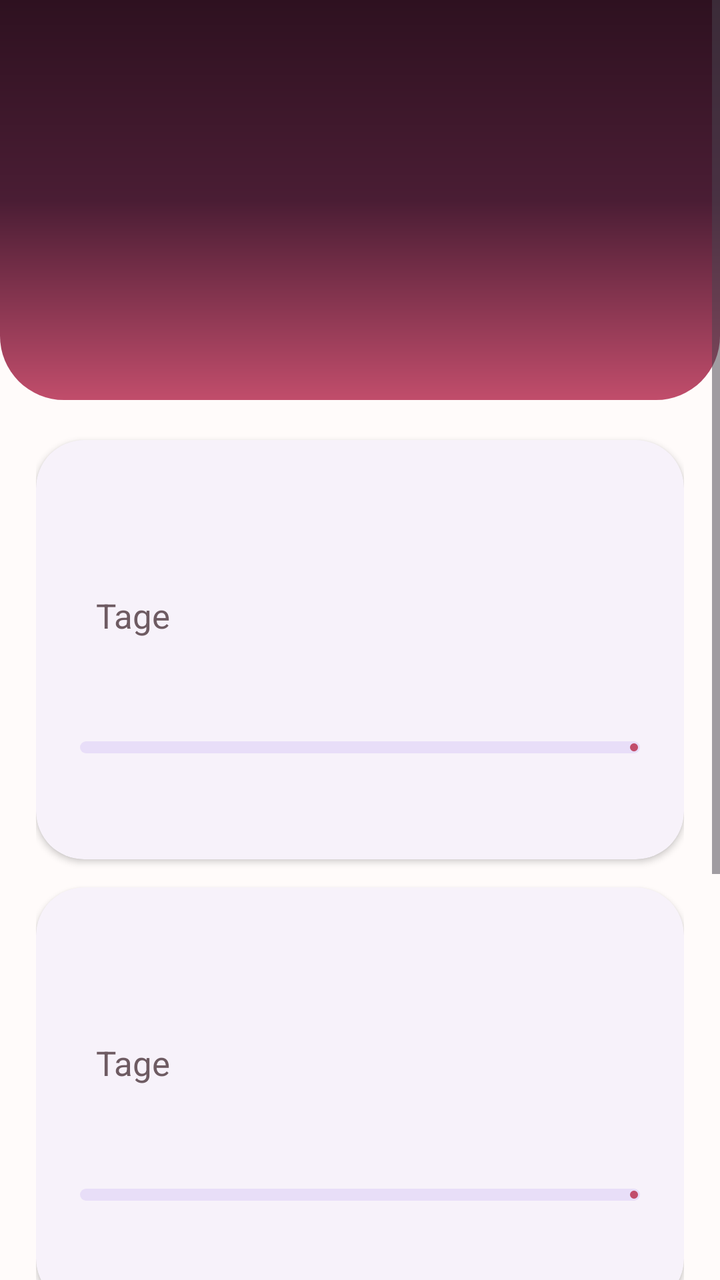
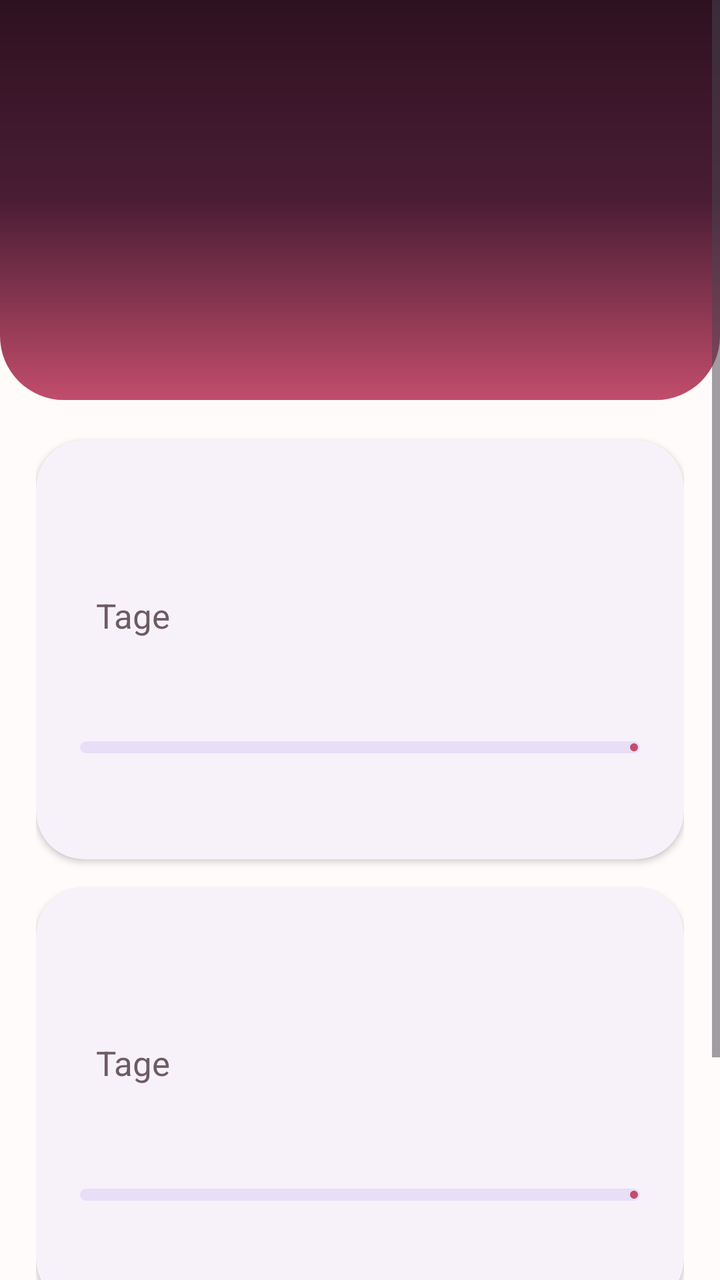

Before-and-after screenshots of an Android layout around one commit, followed by the original layout XML and the change that was made.
<!-- AndroidManifest.xml: application theme Theme.UnsereTage -->
<!-- res/layout/activity_main.xml -->
<?xml version="1.0" encoding="utf-8"?>
<FrameLayout xmlns:android="http://schemas.android.com/apk/res/android"
    xmlns:app="http://schemas.android.com/apk/res-auto"
    android:layout_width="match_parent"
    android:layout_height="match_parent">

    <ImageView
        android:id="@+id/ivBackgroundPhoto"
        android:layout_width="match_parent"
        android:layout_height="match_parent"
        android:scaleType="centerCrop"
        android:visibility="gone"
        android:contentDescription="Hintergrundfoto" />

    <View
        android:id="@+id/vBackgroundScrim"
        android:layout_width="match_parent"
        android:layout_height="match_parent"
        android:background="@drawable/bg_photo_scrim"
        android:visibility="gone" />

    <ScrollView
        android:layout_width="match_parent"
        android:layout_height="match_parent"
        android:clipToPadding="false"
        android:fillViewport="true">

        <LinearLayout
            android:layout_width="match_parent"
            android:layout_height="wrap_content"
            android:orientation="vertical">

            <FrameLayout
                android:id="@+id/headerBox"
                android:layout_width="match_parent"
                android:layout_height="wrap_content"
                android:background="@drawable/bg_header"
                android:minHeight="200dp">

                <ImageView
                    android:id="@+id/ivBanner"
                    android:layout_width="match_parent"
                    android:layout_height="match_parent"
                    android:scaleType="centerCrop"
                    android:visibility="gone"
                    android:contentDescription="Euer Foto" />

                <View
                    android:id="@+id/vBannerScrim"
                    android:layout_width="match_parent"
                    android:layout_height="match_parent"
                    android:background="@drawable/bg_banner_scrim"
                    android:visibility="gone" />

                <LinearLayout
                    android:layout_width="match_parent"
                    android:layout_height="wrap_content"
                    android:layout_gravity="bottom"
                    android:orientation="vertical"
                    android:paddingStart="24dp"
                    android:paddingEnd="24dp"
                    android:paddingTop="56dp"
                    android:paddingBottom="26dp">

                    <com.google.android.material.imageview.ShapeableImageView
                        android:id="@+id/ivAvatar"
                        android:layout_width="78dp"
                        android:layout_height="78dp"
                        android:layout_marginBottom="14dp"
                        android:scaleType="centerCrop"
                        android:visibility="gone"
                        app:shapeAppearanceOverlay="@style/CircleImage"
                        app:strokeColor="#66FFFFFF"
                        app:strokeWidth="2dp"
                        android:contentDescription="Euer Foto" />

                    <TextView
                        android:id="@+id/tvNames"
                        android:layout_width="match_parent"
                        android:layout_height="wrap_content"
                        android:textSize="30sp"
                        android:fontFamily="sans-serif-medium"
                        android:letterSpacing="-0.01"
                        android:shadowColor="#80000000"
                        android:shadowRadius="8"
                        android:textColor="#FFFFFFFF" />

                    <TextView
                        android:id="@+id/tvSubtitle"
                        android:layout_width="match_parent"
                        android:layout_height="wrap_content"
                        android:layout_marginTop="4dp"
                        android:textSize="14sp"
                        android:shadowColor="#80000000"
                        android:shadowRadius="8"
                        android:textColor="#CCFFFFFF" />
                </LinearLayout>
            </FrameLayout>

            <LinearLayout
                android:layout_width="match_parent"
                android:layout_height="wrap_content"
                android:orientation="vertical"
                android:paddingStart="18dp"
                android:paddingEnd="18dp"
                android:paddingTop="6dp"
                android:paddingBottom="30dp">

                <com.google.android.material.card.MaterialCardView
                    android:id="@+id/cardSetup"
                    style="@style/SoftCard"
                    android:layout_width="match_parent"
                    android:layout_height="wrap_content"
                    android:visibility="gone">

                    <LinearLayout
                        android:layout_width="match_parent"
                        android:layout_height="wrap_content"
                        android:orientation="vertical"
                        android:padding="22dp">

                        <TextView
                            style="@style/Eyebrow"
                            android:layout_width="match_parent"
                            android:layout_height="wrap_content"
                            android:text="Willkommen" />

                        <TextView
                            android:layout_width="match_parent"
                            android:layout_height="wrap_content"
                            android:layout_marginTop="10dp"
                            android:textSize="16sp"
                            android:lineSpacingExtra="4dp"
                            android:text="Tragt eure Namen ein, wählt euren Kennenlerntag und euren Hochzeitstag — und gern ein Foto von euch beiden." />

                        <com.google.android.material.button.MaterialButton
                            android:id="@+id/btnSetup"
                            android:layout_width="wrap_content"
                            android:layout_height="wrap_content"
                            android:layout_marginTop="18dp"
                            android:text="Jetzt einrichten" />
                    </LinearLayout>
                </com.google.android.material.card.MaterialCardView>

                <include
                    android:id="@+id/cardMeet"
                    layout="@layout/item_counter_card" />

                <include
                    android:id="@+id/cardWedding"
                    layout="@layout/item_counter_card" />

                <com.google.android.material.card.MaterialCardView
                    android:id="@+id/cardMilestone"
                    style="@style/SoftCard"
                    android:layout_width="match_parent"
                    android:layout_height="wrap_content"
                    android:visibility="gone"
                    app:cardBackgroundColor="?attr/colorSurfaceVariant">

                    <LinearLayout
                        android:layout_width="match_parent"
                        android:layout_height="wrap_content"
                        android:orientation="vertical"
                        android:padding="22dp">

                        <TextView
                            style="@style/Eyebrow"
                            android:layout_width="match_parent"
                            android:layout_height="wrap_content"
                            android:text="Nächster Meilenstein" />

                        <TextView
                            android:id="@+id/tvMilestone"
                            android:layout_width="match_parent"
                            android:layout_height="wrap_content"
                            android:layout_marginTop="10dp"
                            android:textSize="16sp"
                            android:lineSpacingExtra="4dp" />
                    </LinearLayout>
                </com.google.android.material.card.MaterialCardView>

                <com.google.android.material.card.MaterialCardView
                    android:id="@+id/cardUpdate"
                    style="@style/SoftCard"
                    android:layout_width="match_parent"
                    android:layout_height="wrap_content">

                    <LinearLayout
                        android:layout_width="match_parent"
                        android:layout_height="wrap_content"
                        android:orientation="vertical"
                        android:padding="22dp">

                        <TextView
                            style="@style/Eyebrow"
                            android:layout_width="match_parent"
                            android:layout_height="wrap_content"
                            android:text="App-Version" />

                        <TextView
                            android:id="@+id/tvVersion"
                            android:layout_width="match_parent"
                            android:layout_height="wrap_content"
                            android:layout_marginTop="8dp"
                            android:textSize="16sp" />

                        <TextView
                            android:id="@+id/tvUpdateStatus"
                            android:layout_width="match_parent"
                            android:layout_height="wrap_content"
                            android:layout_marginTop="6dp"
                            android:textSize="14sp"
                            android:lineSpacingExtra="3dp"
                            android:textColor="?attr/colorOnSurfaceVariant"
                            android:visibility="gone" />

                        <com.google.android.material.button.MaterialButton
                            android:id="@+id/btnCheckUpdate"
                            style="@style/Widget.Material3.Button.TonalButton"
                            android:layout_width="match_parent"
                            android:layout_height="wrap_content"
                            android:layout_marginTop="16dp"
                            app:icon="@drawable/ic_update"
                            android:text="Nach Updates suchen" />

                        <com.google.android.material.button.MaterialButton
                            android:id="@+id/btnInstallUpdate"
                            android:layout_width="match_parent"
                            android:layout_height="wrap_content"
                            android:layout_marginTop="10dp"
                            android:visibility="gone"
                            android:text="Installieren" />
                    </LinearLayout>
                </com.google.android.material.card.MaterialCardView>

                <com.google.android.material.button.MaterialButton
                    android:id="@+id/btnSettings"
                    style="@style/Widget.Material3.Button.TextButton"
                    android:layout_width="match_parent"
                    android:layout_height="wrap_content"
                    android:layout_marginTop="16dp"
                    android:text="Einstellungen" />

                <TextView
                    android:id="@+id/tvNotifyInfo"
                    android:layout_width="match_parent"
                    android:layout_height="wrap_content"
                    android:layout_marginTop="6dp"
                    android:textSize="13sp"
                    android:gravity="center"
                    android:textColor="?attr/colorOnSurfaceVariant" />

            </LinearLayout>
        </LinearLayout>
    </ScrollView>
</FrameLayout>
<!-- res/layout/item_counter_card.xml (included above) -->
<?xml version="1.0" encoding="utf-8"?>
<com.google.android.material.card.MaterialCardView
    xmlns:android="http://schemas.android.com/apk/res/android"
    xmlns:app="http://schemas.android.com/apk/res-auto"
    style="@style/SoftCard"
    android:layout_width="match_parent"
    android:layout_height="wrap_content">

    <LinearLayout
        android:layout_width="match_parent"
        android:layout_height="wrap_content"
        android:orientation="vertical"
        android:padding="22dp">

        <LinearLayout
            android:layout_width="match_parent"
            android:layout_height="wrap_content"
            android:orientation="horizontal"
            android:baselineAligned="false"
            android:gravity="center_vertical">

            <TextView
                android:id="@+id/tvCardLabel"
                style="@style/Eyebrow"
                android:layout_width="0dp"
                android:layout_height="wrap_content"
                android:layout_weight="1" />

            <TextView
                android:id="@+id/tvCardDate"
                android:layout_width="wrap_content"
                android:layout_height="wrap_content"
                android:textSize="13sp"
                android:textColor="?attr/colorOnSurfaceVariant" />
        </LinearLayout>

        <LinearLayout
            android:layout_width="match_parent"
            android:layout_height="wrap_content"
            android:layout_marginTop="14dp"
            android:orientation="horizontal"
            android:baselineAligned="true">

            <TextView
                android:id="@+id/tvCardBig"
                style="@style/BigNumber"
                android:layout_width="wrap_content"
                android:layout_height="wrap_content"
                android:textColor="?attr/colorPrimary" />

            <TextView
                android:id="@+id/tvCardUnit"
                android:layout_width="wrap_content"
                android:layout_height="wrap_content"
                android:layout_marginStart="8dp"
                android:textSize="17sp"
                android:textColor="?attr/colorOnSurfaceVariant"
                android:text="Tage" />
        </LinearLayout>

        <TextView
            android:id="@+id/tvCardPeriod"
            android:layout_width="match_parent"
            android:layout_height="wrap_content"
            android:layout_marginTop="4dp"
            android:textSize="16sp" />

        <com.google.android.material.progressindicator.LinearProgressIndicator
            android:id="@+id/progressYear"
            android:layout_width="match_parent"
            android:layout_height="wrap_content"
            android:layout_marginTop="20dp"
            app:trackCornerRadius="4dp"
            app:trackThickness="6dp" />

        <TextView
            android:id="@+id/tvCardNext"
            android:layout_width="match_parent"
            android:layout_height="wrap_content"
            android:layout_marginTop="12dp"
            android:textSize="14sp"
            android:lineSpacingExtra="3dp"
            android:textColor="?attr/colorOnSurfaceVariant" />

    </LinearLayout>
</com.google.android.material.card.MaterialCardView>
<!-- resources referenced by this layout -->
<resources>
  <!-- drawable bg_banner_scrim (drawable) -->
  <?xml version="1.0" encoding="utf-8"?>
  <shape xmlns:android="http://schemas.android.com/apk/res/android"
      android:shape="rectangle">
      <gradient
          android:type="linear"
          android:angle="270"
          android:startColor="#00000000"
          android:centerColor="#40000000"
          android:endColor="#A6000000" />
  </shape>
  <!-- drawable bg_header (drawable) -->
  <?xml version="1.0" encoding="utf-8"?>
  <shape xmlns:android="http://schemas.android.com/apk/res/android"
      android:shape="rectangle">
      <gradient
          android:type="linear"
          android:angle="300"
          android:startColor="@color/plum_deep"
          android:centerColor="@color/plum"
          android:endColor="@color/rose" />
      <corners
          android:bottomLeftRadius="32dp"
          android:bottomRightRadius="32dp" />
  </shape>
  <!-- drawable bg_photo_scrim (drawable) -->
  <?xml version="1.0" encoding="utf-8"?>
  <shape xmlns:android="http://schemas.android.com/apk/res/android"
      android:shape="rectangle">
      <gradient
          android:type="linear"
          android:angle="270"
          android:startColor="@color/scrim_top"
          android:endColor="@color/scrim_bottom" />
  </shape>
  <!-- drawable ic_update (drawable) -->
  <?xml version="1.0" encoding="utf-8"?>
  <vector xmlns:android="http://schemas.android.com/apk/res/android"
      android:width="24dp"
      android:height="24dp"
      android:viewportWidth="24"
      android:viewportHeight="24"
      android:tint="?attr/colorPrimary">
      <path
          android:fillColor="#FF000000"
          android:pathData="M12,4V1L8,5l4,4V6c3.31,0 6,2.69 6,6c0,1.01 -0.25,1.97 -0.7,2.8l1.46,1.46C19.54,15.03 20,13.57 20,12C20,7.58 16.42,4 12,4zM12,18c-3.31,0 -6,-2.69 -6,-6c0,-1.01 0.25,-1.97 0.7,-2.8L5.24,7.74C4.46,8.97 4,10.43 4,12c0,4.42 3.58,8 8,8v3l4,-4l-4,-4V18z" />
  </vector>
  <style name="BigNumber">
          <item name="android:textSize">44sp</item>
          <item name="android:fontFamily">sans-serif-medium</item>
          <item name="android:letterSpacing">-0.02</item>
          <item name="android:includeFontPadding">false</item>
      </style>
  <style name="CircleImage">
          <item name="cornerFamily">rounded</item>
          <item name="cornerSize">50%</item>
      </style>
  <style name="Eyebrow">
          <item name="android:textSize">11sp</item>
          <item name="android:textAllCaps">true</item>
          <item name="android:letterSpacing">0.14</item>
          <item name="android:fontFamily">sans-serif-medium</item>
          <item name="android:textColor">?attr/colorOnSurfaceVariant</item>
      </style>
  <style name="SoftCard" parent="Widget.Material3.CardView.Elevated">
          <item name="cardCornerRadius">24dp</item>
          <item name="cardElevation">2dp</item>
          <item name="android:layout_marginTop">14dp</item>
      </style>
  <color name="plum_deep">#FF2E1120</color>
  <color name="plum">#FF4A1D34</color>
  <color name="rose">#FFC14D6B</color>
  <color name="scrim_top">#00000000</color>
  <color name="scrim_bottom">#E6FFFBFA</color>
  <color name="gold">#FFD8A657</color>
  <color name="bg">#FFFFFBFA</color>
  <color name="surface">#FFFFFFFF</color>
  <color name="surface_soft">#FFF8EFF2</color>
  <color name="ink">#FF2A1F23</color>
  <color name="ink_soft">#FF6E5B62</color>
  <color name="outline">#FFE6D5DA</color>
  <!-- unchanged entries left out for length: 1 -->
</resources>

<!-- the commit's change to res/layout/activity_main.xml (unified diff, before → after) -->
@@ -180,66 +180,12 @@
                     </LinearLayout>
                 </com.google.android.material.card.MaterialCardView>
 
-                <com.google.android.material.card.MaterialCardView
-                    android:id="@+id/cardUpdate"
-                    style="@style/SoftCard"
-                    android:layout_width="match_parent"
-                    android:layout_height="wrap_content">
-
-                    <LinearLayout
-                        android:layout_width="match_parent"
-                        android:layout_height="wrap_content"
-                        android:orientation="vertical"
-                        android:padding="22dp">
-
-                        <TextView
-                            style="@style/Eyebrow"
-                            android:layout_width="match_parent"
-                            android:layout_height="wrap_content"
-                            android:text="App-Version" />
-
-                        <TextView
-                            android:id="@+id/tvVersion"
-                            android:layout_width="match_parent"
-                            android:layout_height="wrap_content"
-                            android:layout_marginTop="8dp"
-                            android:textSize="16sp" />
-
-                        <TextView
-                            android:id="@+id/tvUpdateStatus"
-                            android:layout_width="match_parent"
-                            android:layout_height="wrap_content"
-                            android:layout_marginTop="6dp"
-                            android:textSize="14sp"
-                            android:lineSpacingExtra="3dp"
-                            android:textColor="?attr/colorOnSurfaceVariant"
-                            android:visibility="gone" />
-
-                        <com.google.android.material.button.MaterialButton
-                            android:id="@+id/btnCheckUpdate"
-                            style="@style/Widget.Material3.Button.TonalButton"
-                            android:layout_width="match_parent"
-                            android:layout_height="wrap_content"
-                            android:layout_marginTop="16dp"
-                            app:icon="@drawable/ic_update"
-                            android:text="Nach Updates suchen" />
-
-                        <com.google.android.material.button.MaterialButton
-                            android:id="@+id/btnInstallUpdate"
-                            android:layout_width="match_parent"
-                            android:layout_height="wrap_content"
-                            android:layout_marginTop="10dp"
-                            android:visibility="gone"
-                            android:text="Installieren" />
-                    </LinearLayout>
-                </com.google.android.material.card.MaterialCardView>
-
                 <com.google.android.material.button.MaterialButton
                     android:id="@+id/btnSettings"
                     style="@style/Widget.Material3.Button.TextButton"
                     android:layout_width="match_parent"
                     android:layout_height="wrap_content"
-                    android:layout_marginTop="16dp"
+                    android:layout_marginTop="20dp"
                     android:text="Einstellungen" />
 
                 <TextView
<!-- resource entries referenced after the edit -->
@@ -35,18 +35,6 @@
           android:startColor="@color/scrim_top"
           android:endColor="@color/scrim_bottom" />
   </shape>
-  <!-- drawable ic_update (drawable) -->
-  <?xml version="1.0" encoding="utf-8"?>
-  <vector xmlns:android="http://schemas.android.com/apk/res/android"
-      android:width="24dp"
-      android:height="24dp"
-      android:viewportWidth="24"
-      android:viewportHeight="24"
-      android:tint="?attr/colorPrimary">
-      <path
-          android:fillColor="#FF000000"
-          android:pathData="M12,4V1L8,5l4,4V6c3.31,0 6,2.69 6,6c0,1.01 -0.25,1.97 -0.7,2.8l1.46,1.46C19.54,15.03 20,13.57 20,12C20,7.58 16.42,4 12,4zM12,18c-3.31,0 -6,-2.69 -6,-6c0,-1.01 0.25,-1.97 0.7,-2.8L5.24,7.74C4.46,8.97 4,10.43 4,12c0,4.42 3.58,8 8,8v3l4,-4l-4,-4V18z" />
-  </vector>
   <style name="BigNumber">
           <item name="android:textSize">44sp</item>
           <item name="android:fontFamily">sans-serif-medium</item>
